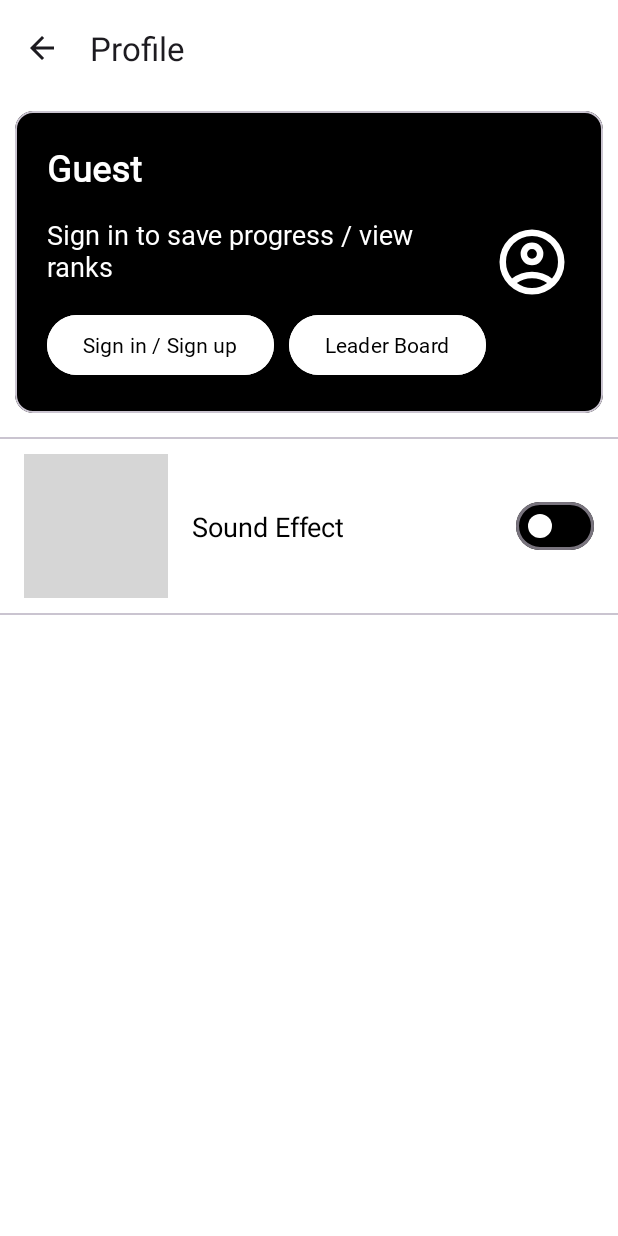
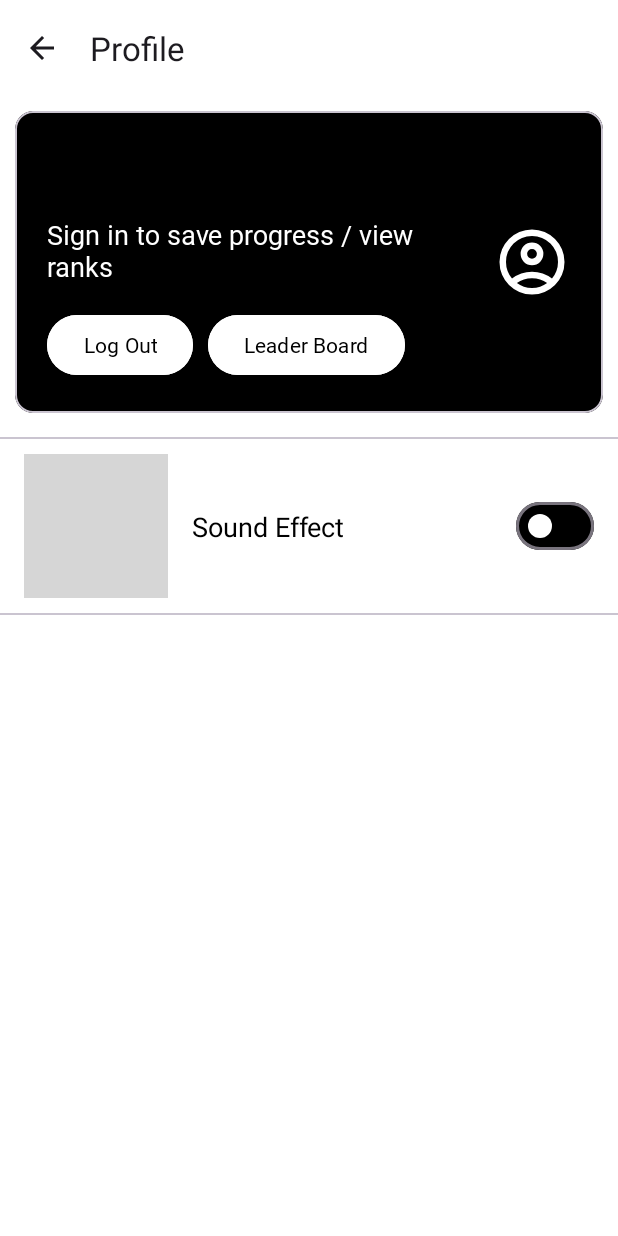
Before and after one commit to Chung1045/Whatever, an Android app: the ProfileView screen opened directly, with no data from a screen before it, on a phone screen of 412 x 824 dp. Run offline under Robolectric (Android 15) with nearby library versions, the phone set to English and light mode, and no system bars; our stand-ins replace Firebase (no records; nobody signed in at launch, a user with empty details on screens opened directly); grey boxes are pictures that could not be loaded.

Commit message:
Initial experiment in Firebase Auth For both SignIn and SignUp

```diff
--- a/app/src/main/java/com/example/whatever/game/MainActivity.java
+++ b/app/src/main/java/com/example/whatever/game/MainActivity.java
@@ -9,8 +9,11 @@ import android.view.LayoutInflater;
 import android.view.MotionEvent;
 import android.view.View;
 
+import com.google.firebase.Firebase;
 import com.google.firebase.FirebaseApp;
 import com.google.firebase.FirebaseOptions;
+import com.google.firebase.auth.FirebaseAuth;
+import com.google.firebase.auth.FirebaseUser;
 
 import java.io.FileInputStream;
 import java.io.IOException;
@@ -38,7 +41,7 @@ public class MainActivity extends AppCompatActivity implements View.OnClickListe
     }
 
     private void authInit() {
-
+        FirebaseUser currentUser = FirebaseAuth.getInstance().getCurrentUser();
     }
 
     public void listenerInit(){
--- a/app/src/main/java/com/example/whatever/game/ProfileView.java
+++ b/app/src/main/java/com/example/whatever/game/ProfileView.java
@@ -6,6 +6,8 @@ import android.view.LayoutInflater;
 import android.view.MenuItem;
 import android.view.MotionEvent;
 import android.view.View;
+import android.widget.Button;
+import android.widget.TextView;
 import android.window.OnBackInvokedDispatcher;
 
 import androidx.activity.EdgeToEdge;
@@ -16,7 +18,10 @@ import androidx.core.os.BuildCompat;
 import androidx.core.view.ViewCompat;
 import androidx.core.view.WindowInsetsCompat;
 
+import com.google.android.material.dialog.MaterialAlertDialogBuilder;
 import com.google.android.material.materialswitch.MaterialSwitch;
+import com.google.firebase.auth.FirebaseAuth;
+import com.google.firebase.auth.FirebaseUser;
 
 import java.util.Objects;
 
@@ -24,6 +29,7 @@ public class ProfileView extends AppCompatActivity {
 
     private Utils utils;
     private View v;
+    private FirebaseUser currentUser;
 
     @Override
     protected void onCreate(Bundle savedInstanceState) {
@@ -101,6 +107,21 @@ public class ProfileView extends AppCompatActivity {
             }
         });
 
+        findViewById(R.id.button_profile_sign_out).setOnClickListener(view -> {
+            new MaterialAlertDialogBuilder(this)
+                    .setTitle("Sign Out Confirm")
+                    .setMessage("You are about to log out. Are you sure?")
+                    .setCancelable(false)
+                    .setPositiveButton("Yes", (dialog, id) -> {
+                        FirebaseAuth.getInstance().signOut();
+                        updateUI();
+                    })
+                    .setNegativeButton("No", (dialog, id) -> {
+                        dialog.cancel();
+                    })
+                    .show();
+        });
+
     }
 
     // Touch Sound Effect
@@ -113,4 +134,28 @@ public class ProfileView extends AppCompatActivity {
         return super.dispatchTouchEvent(event);
     }
 
+    @Override
+    public void onResume() {
+        super.onResume();
+        updateUI();
+    }
+
+    private void updateUI() {
+        TextView userName = findViewById(R.id.text_profile_Username);
+        currentUser = FirebaseAuth.getInstance().getCurrentUser();
+        Button signOut = findViewById(R.id.button_profile_sign_out);
+        Button signIn = findViewById(R.id.button_profile_sign_in_sign_up);
+
+
+        if(currentUser != null) {
+            userName.setText(currentUser.getDisplayName());
+            signOut.setVisibility(View.VISIBLE);
+            signIn.setVisibility(View.GONE);
+        } else {
+            userName.setText("Guests");
+            signOut.setVisibility(View.GONE);
+            signIn.setVisibility(View.VISIBLE);
+        }
+    }
+
 }
--- a/app/src/main/res/layout/activity_profile_view.xml
+++ b/app/src/main/res/layout/activity_profile_view.xml
@@ -108,6 +108,19 @@
                         android:fontFamily="@font/inter_variable"/>
 
                     <Button
+                        android:id="@+id/button_profile_sign_out"
+                        android:layout_width="wrap_content"
+                        android:layout_height="wrap_content"
+                        android:layout_marginTop="16dp"
+                        android:layout_marginBottom="16dp"
+                        android:backgroundTint="@color/background"
+                        android:clickable="true"
+                        android:text="@string/string_profile_LogOut_text"
+                        android:textColor="@color/foreground"
+                        android:fontFamily="@font/inter_variable"
+                        android:visibility="gone"/>
+
+                    <Button
                         android:id="@+id/button_profile_leaderboard"
                         android:layout_width="wrap_content"
                         android:layout_height="wrap_content"
--- a/app/src/main/res/values/strings.xml
+++ b/app/src/main/res/values/strings.xml
@@ -30,6 +30,7 @@
     <string name="string_profile_leaderboard_text">Leader Board</string>
     <string name="string_profile_option_soundEffect_text">Sound Effect</string>
     <string name="string_leaderboard_default_userName">Guest</string>
+    <string name="string_profile_LogOut_text">Log Out</string>
 
     <string-array name="string_Level7_hints_array">
         <item>"Who wants to sleep with the light?"</item>
```
Also changed, not shown: app/src/main/java/com/example/whatever/game/SignIn.java (+8 -0 lines), app/src/main/java/com/example/whatever/game/SignUp.java (+89 -1 lines), app/src/main/res/layout/activity_sign_up.xml (+4 -4 lines).
